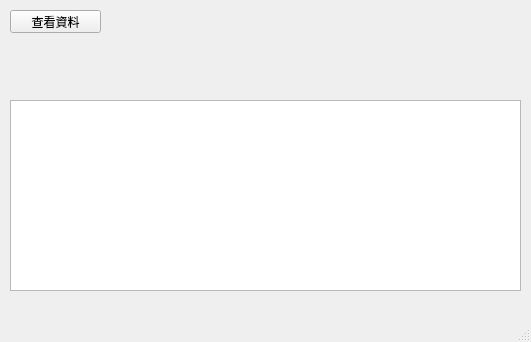
Before: the Qt Designer form reportReader.ui in LianSheng197/report-recorder, drawn with Qt 5.
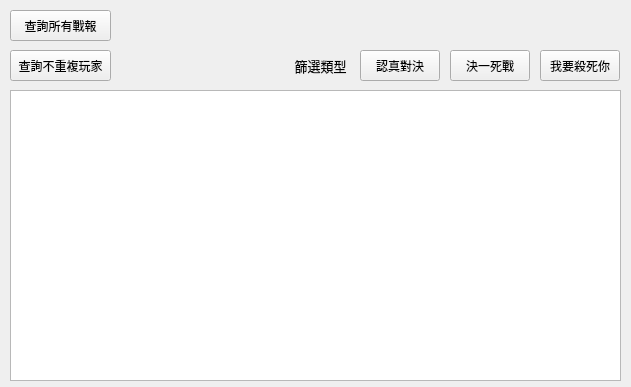
After: the same form once the commit is applied.

Commit message: 更新介面

Patch:
```diff
--- a/reportReader.ui
+++ b/reportReader.ui
@@ -6,49 +6,115 @@
    <rect>
     <x>0</x>
     <y>0</y>
-    <width>531</width>
-    <height>342</height>
+    <width>631</width>
+    <height>387</height>
    </rect>
   </property>
   <property name="windowTitle">
    <string>MainWindow</string>
   </property>
   <widget class="QWidget" name="centralwidget">
-   <widget class="QListView" name="listView">
+   <widget class="QPushButton" name="readDistinctButton">
     <property name="geometry">
      <rect>
       <x>10</x>
-      <y>100</y>
-      <width>511</width>
-      <height>191</height>
+      <y>50</y>
+      <width>101</width>
+      <height>31</height>
      </rect>
     </property>
+    <property name="text">
+     <string>查詢不重複玩家</string>
+    </property>
    </widget>
-   <widget class="QPushButton" name="read_main">
+   <widget class="QTableWidget" name="tableWidget">
+    <property name="geometry">
+     <rect>
+      <x>10</x>
+      <y>90</y>
+      <width>611</width>
+      <height>291</height>
+     </rect>
+    </property>
+   </widget>
+   <widget class="QPushButton" name="readType1Button">
+    <property name="geometry">
+     <rect>
+      <x>360</x>
+      <y>50</y>
+      <width>80</width>
+      <height>31</height>
+     </rect>
+    </property>
+    <property name="text">
+     <string>認真對決</string>
+    </property>
+   </widget>
+   <widget class="QPushButton" name="readType2Button">
+    <property name="geometry">
+     <rect>
+      <x>450</x>
+      <y>50</y>
+      <width>80</width>
+      <height>31</height>
+     </rect>
+    </property>
+    <property name="text">
+     <string>決一死戰</string>
+    </property>
+   </widget>
+   <widget class="QPushButton" name="readType3Button">
+    <property name="geometry">
+     <rect>
+      <x>540</x>
+      <y>50</y>
+      <width>80</width>
+      <height>31</height>
+     </rect>
+    </property>
+    <property name="text">
+     <string>我要殺死你</string>
+    </property>
+   </widget>
+   <widget class="QPushButton" name="readAllButton">
     <property name="geometry">
      <rect>
       <x>10</x>
       <y>10</y>
-      <width>91</width>
-      <height>23</height>
+      <width>101</width>
+      <height>31</height>
      </rect>
     </property>
     <property name="text">
-     <string>查看資料</string>
+     <string>查詢所有戰報</string>
     </property>
    </widget>
+   <widget class="QLabel" name="label">
+    <property name="geometry">
+     <rect>
+      <x>290</x>
+      <y>50</y>
+      <width>61</width>
+      <height>31</height>
+     </rect>
+    </property>
+    <property name="font">
+     <font>
+      <family>DejaVu Sans</family>
+      <pointsize>10</pointsize>
+     </font>
+    </property>
+    <property name="layoutDirection">
+     <enum>Qt::LeftToRight</enum>
+    </property>
+    <property name="text">
+     <string>篩選類型</string>
+    </property>
+    <property name="alignment">
+     <set>Qt::AlignCenter</set>
+    </property>
+   </widget>
   </widget>
-  <widget class="QMenuBar" name="menubar">
-   <property name="geometry">
-    <rect>
-     <x>0</x>
-     <y>0</y>
-     <width>531</width>
-     <height>20</height>
-    </rect>
-   </property>
-  </widget>
-  <widget class="QStatusBar" name="statusbar"/>
  </widget>
  <resources/>
  <connections/>
```
Left out of the diff: 2 changed lines with no effect on the pictures. The commit also changes 1 other file.
